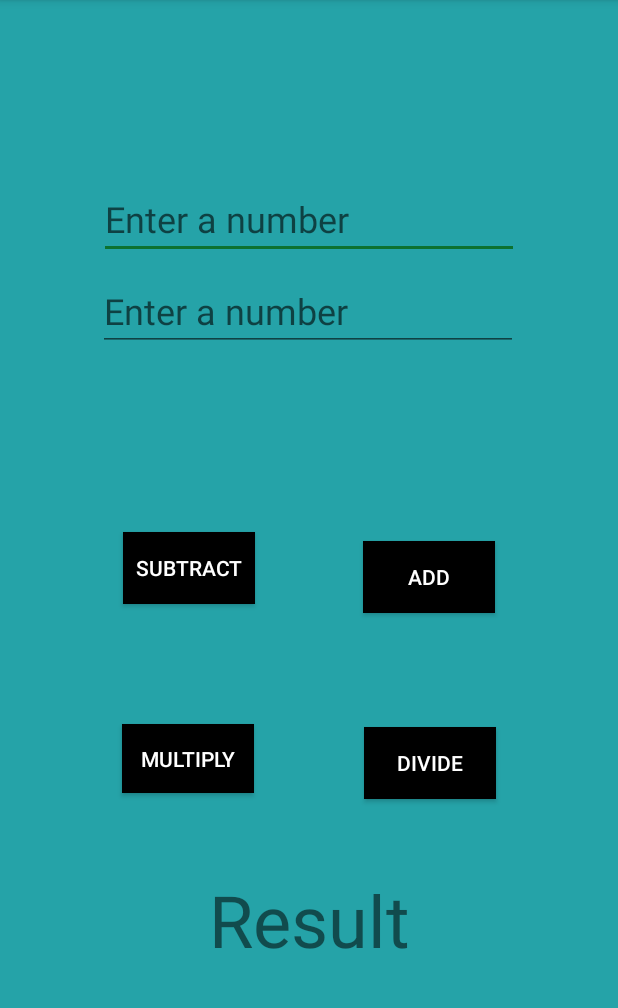
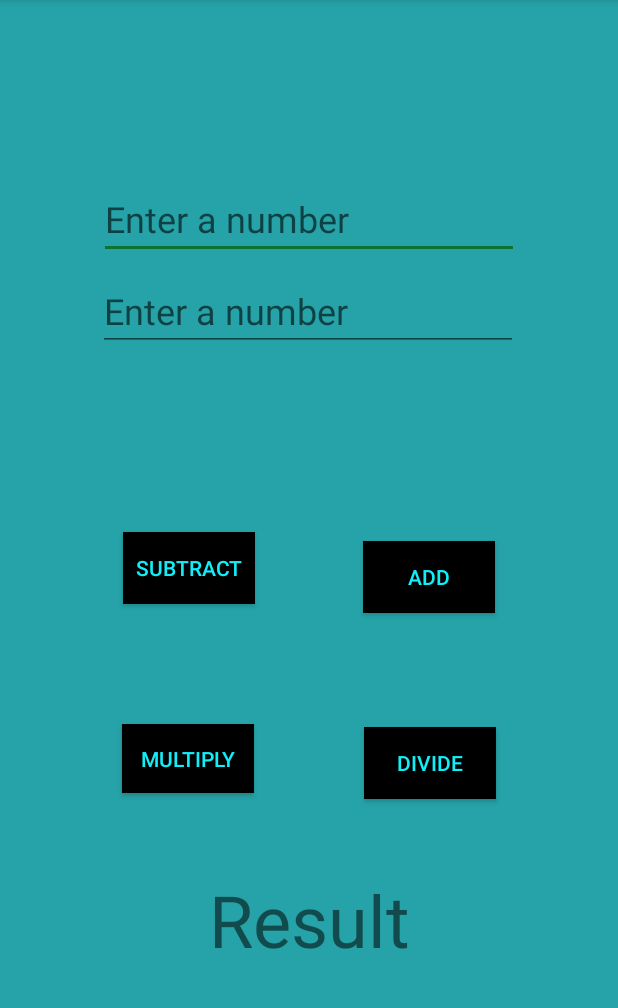
Before and after one commit to pointblank1123/AndroidStudio, an Android app: the screen it shows after launch (MainActivity), on a phone screen of 412 x 824 dp, the part 84-1092 px from its top. Run offline under Robolectric (Android 15) with nearby library versions, the phone set to English and light mode, and no system bars.

Commit message:
Text Color Changed

```diff
--- a/AlexPFirstAppAddition/app/src/main/res/values/colors.xml
+++ b/AlexPFirstAppAddition/app/src/main/res/values/colors.xml
@@ -4,5 +4,5 @@
     <color name="colorPrimaryDark">#257ac4</color>
     <color name="colorAccent">#0c7230</color>
     <color name="colorBackground">#25a3a8</color>
-    <color name="colorText">#FFFFFF</color>
+    <color name="colorText">#11eef7</color>
 </resources>
```
